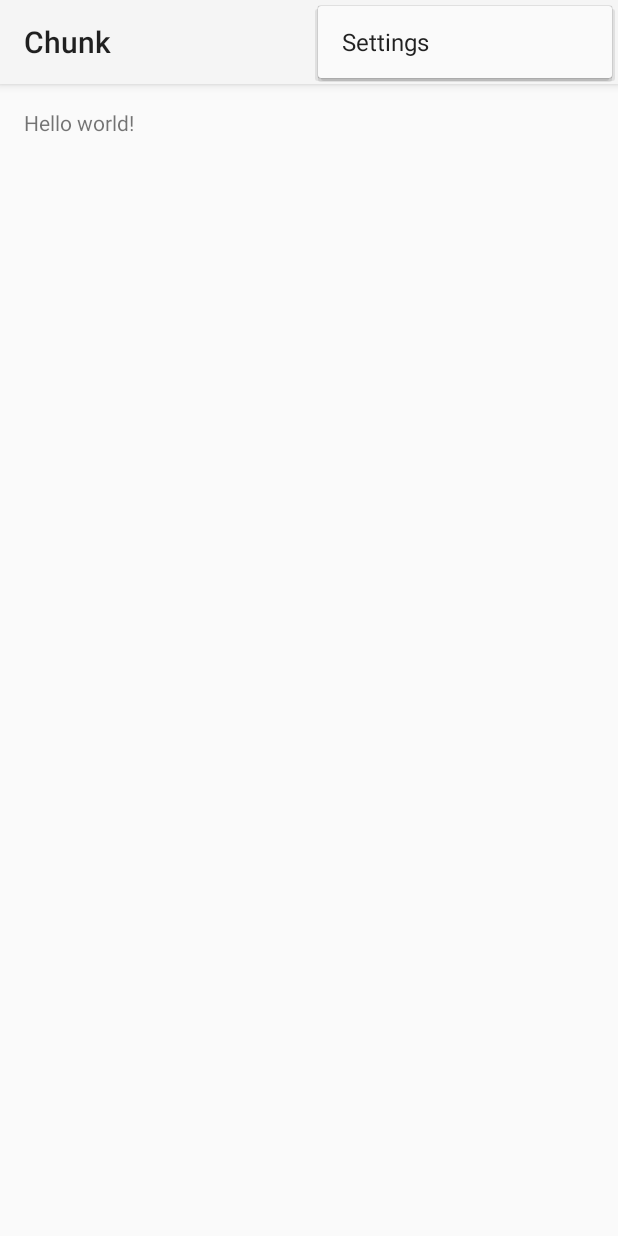
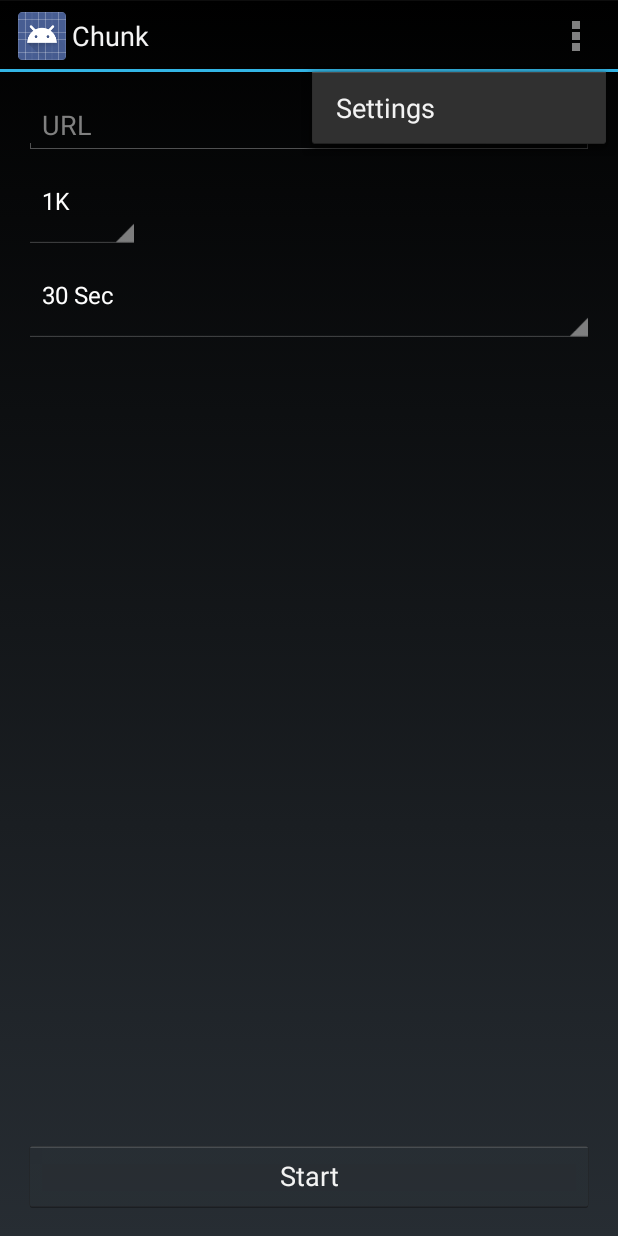
Before and after one commit to BMX-Nick/Chunk, an Android app: the screen it shows after launch (MainActivity), with the options menu open, on a phone screen of 412 x 824 dp. Run offline under Robolectric (Android 15) with nearby library versions, the phone set to English and light mode, and no system bars.

Commit message:
Added UI Prototype

```diff
--- a/app/src/main/AndroidManifest.xml
+++ b/app/src/main/AndroidManifest.xml
@@ -9,7 +9,8 @@
         android:theme="@style/AppTheme" >
         <activity
             android:name="edu.missouri.chunk.MainActivity"
-            android:label="@string/app_name" >
+            android:label="@string/app_name"
+            android:theme="@android:style/Theme.Holo">
             <intent-filter>
                 <action android:name="android.intent.action.MAIN" />
 
--- a/app/src/main/java/edu/missouri/chunk/MainActivity.java
+++ b/app/src/main/java/edu/missouri/chunk/MainActivity.java
@@ -4,16 +4,45 @@ import android.app.Activity;
 import android.os.Bundle;
 import android.view.Menu;
 import android.view.MenuItem;
+import android.widget.ArrayAdapter;
+import android.widget.EditText;
+import android.widget.Spinner;
 
 import chunk.missouri.edu.chunk.R;
 
 
 public class MainActivity extends Activity {
 
+    private EditText urlEditText;
+    private Spinner  chunksSpinner;
+    private Spinner  interValSpinner;
+
     @Override
     protected void onCreate(Bundle savedInstanceState) {
         super.onCreate(savedInstanceState);
         setContentView(R.layout.activity_main);
+
+        String[] chunks = {
+                "1K",
+                "100K",
+                "1MB",
+                "10MB"
+        };
+
+        String[] intervals = {
+                "30 Sec",
+                "60 Sec"
+        };
+
+        urlEditText     = (EditText) findViewById(R.id.urlEdit);
+        chunksSpinner   = (Spinner)  findViewById(R.id.chunkSizeSpinner);
+        interValSpinner = (Spinner)  findViewById(R.id.intervalSpinner);
+
+        ArrayAdapter<String> chunk    = new ArrayAdapter<String>(this, android.R.layout.simple_spinner_dropdown_item, chunks);
+        ArrayAdapter<String> interval = new ArrayAdapter<String>(this, android.R.layout.simple_spinner_dropdown_item, intervals);
+
+        chunksSpinner.setAdapter(chunk);
+        interValSpinner.setAdapter(interval);
     }
 
     @Override
--- a/app/src/main/res/layout/activity_main.xml
+++ b/app/src/main/res/layout/activity_main.xml
@@ -6,11 +6,46 @@
                 android:paddingRight="@dimen/activity_horizontal_margin"
                 android:paddingTop="@dimen/activity_vertical_margin"
                 android:paddingBottom="@dimen/activity_vertical_margin"
-                tools:context=".MainActivity">
+                tools:context=".MainActivity"
+                android:touchscreenBlocksFocus="false"
+    >
 
-    <TextView
-        android:text="@string/hello_world"
+    <EditText
         android:layout_width="wrap_content"
-        android:layout_height="wrap_content"/>
+        android:layout_height="wrap_content"
+        android:id="@+id/urlEdit"
+        android:layout_alignParentTop="true"
+        android:layout_alignParentStart="true"
+        android:layout_alignParentEnd="true"
+        android:autoText="false"
+        android:hint="@string/URL"
+        android:inputType="textUri"/>
+
+    <Spinner
+        android:layout_width="wrap_content"
+        android:layout_height="wrap_content"
+        android:id="@+id/chunkSizeSpinner"
+        android:spinnerMode="dropdown"
+        android:layout_below="@+id/urlEdit"
+        android:layout_alignParentStart="true"
+        />
+
+    <Spinner
+        android:layout_width="wrap_content"
+        android:layout_height="wrap_content"
+        android:id="@+id/intervalSpinner"
+        android:spinnerMode="dropdown"
+        android:layout_below="@+id/chunkSizeSpinner"
+        android:layout_alignParentEnd="true"
+        android:layout_alignParentStart="true"/>
+
+    <Button
+        android:layout_width="wrap_content"
+        android:layout_height="wrap_content"
+        android:text="Start"
+        android:id="@+id/startButton"
+        android:layout_alignParentStart="true"
+        android:layout_alignParentBottom="true"
+        android:layout_alignEnd="@+id/intervalSpinner"/>
 
 </RelativeLayout>
--- a/app/src/main/res/values/strings.xml
+++ b/app/src/main/res/values/strings.xml
@@ -3,4 +3,5 @@
 
     <string name="hello_world">Hello world!</string>
     <string name="action_settings">Settings</string>
+    <string name="URL">URL</string>
 </resources>
```
Also changed, not shown: 1 other file.
